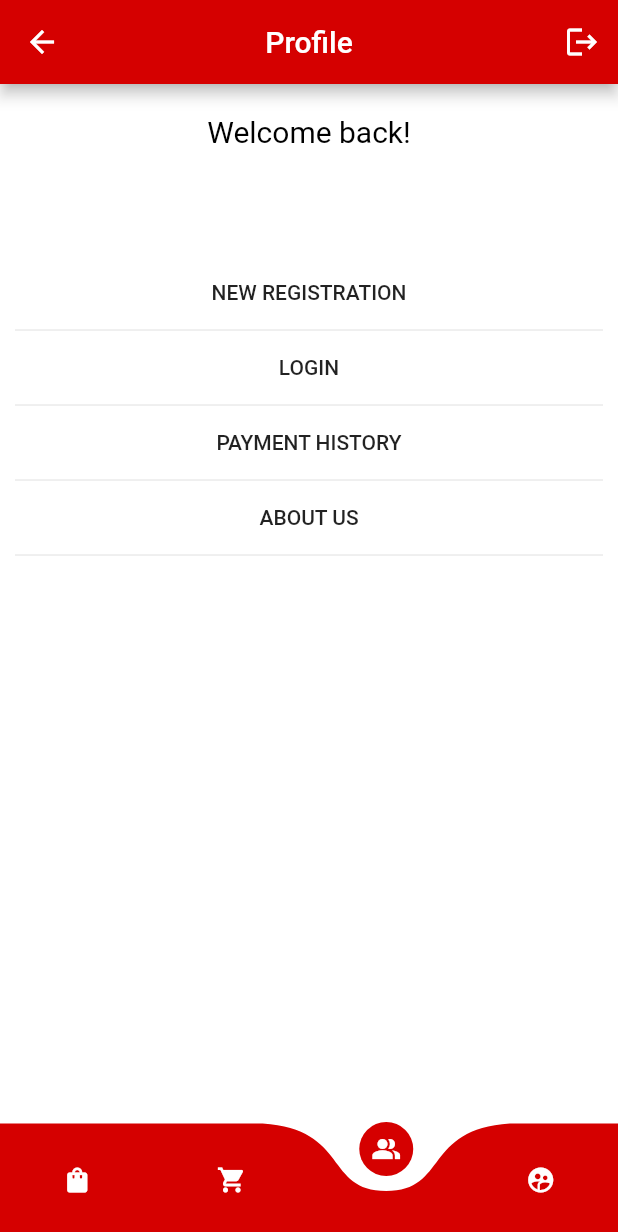
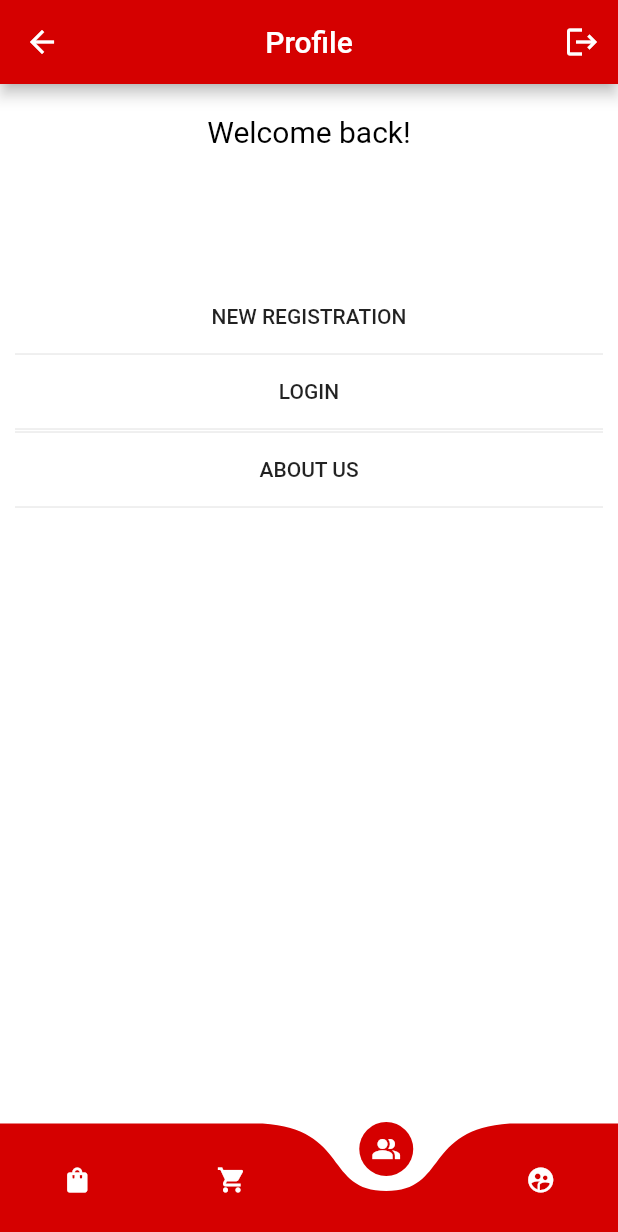
Before and after one commit to miyodeskun/ara_optical_app, a Flutter app: the AdminPage screen opened directly with empty values, item 3 of the bottom bar chosen, on a phone screen of 412 x 824 dp. Shown: the top 1232 px of the screen. Run offline on Flutter 3.47's test engine with Material 2 defaults, Android fonts, the phone set to English and light mode, and no system bars; our stand-ins replace cached_network_image, flutter_speed_dial, fluttertoast, image_cropper, image_picker, shared_preferences and 1 more; missing offline and left inert: ndialog; accounts and stored records are empty; network calls fail.

Commit message:
final commit

```diff
--- a/lib/screen/tab3.dart
+++ b/lib/screen/tab3.dart
@@ -2,7 +2,6 @@
 import 'package:flutter/material.dart';
 import 'package:ara_optical_app/model/user.dart';
 import 'package:ara_optical_app/screen/loginpage.dart';
-import 'historypage.dart';
 import 'registerpage.dart';
 
 class TabPage3 extends StatefulWidget {
@@ -40,6 +39,10 @@
           widget.user.name!,
           style: TextStyle(fontSize: 40),
         ),
+        Text(
+          widget.user.email!,
+          style: TextStyle(fontSize: 14),
+        ),
         const SizedBox(
           height: 20,
         ),
@@ -60,15 +63,6 @@
               ),
               const Divider(
                 height: 2,
-              ),
-              MaterialButton(
-                onPressed: () {
-                  Navigator.push(
-                      context,
-                      MaterialPageRoute(
-                          builder: (context) => const PaymentHistory()));
-                },
-                child: const Text("PAYMENT HISTORY"),
               ),
               const Divider(
                 height: 2,
```
